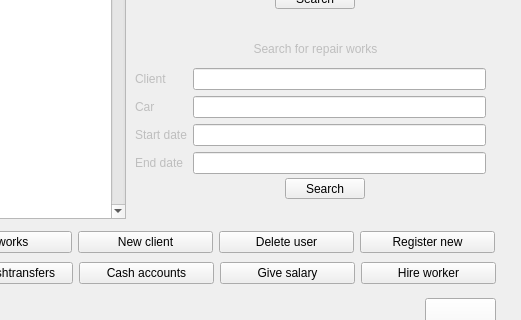
Before: the Qt Designer form CarServiceApp/mainwindow.ui in Ignat36/DB2022, drawn with Qt 5; both pictures show x 504 to 1025 and y 341 to 661 of the 1025 by 753 pixel window.
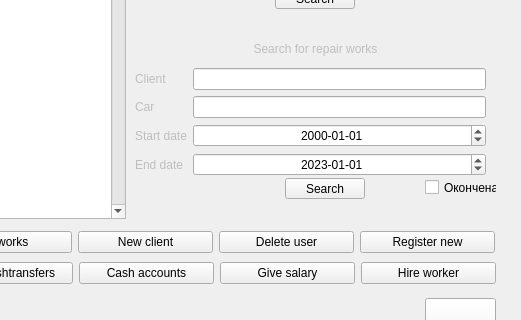
After: the same form once the commit is applied.

Diff of the .ui file:
```diff
--- a/CarServiceApp/mainwindow.ui
+++ b/CarServiceApp/mainwindow.ui
@@ -488,10 +488,34 @@
         </widget>
        </item>
        <item row="2" column="1">
-        <widget class="QLineEdit" name="serach_start_date_line_edit"/>
+        <widget class="QDateEdit" name="search_repair_begin_date_dateEdit">
+         <property name="alignment">
+          <set>Qt::AlignCenter</set>
+         </property>
+         <property name="displayFormat">
+          <string>yyyy-MM-dd</string>
+         </property>
+        </widget>
        </item>
        <item row="3" column="1">
-        <widget class="QLineEdit" name="search_end_date_line_edit"/>
+        <widget class="QDateEdit" name="search_repair_end_date_dateEdit">
+         <property name="alignment">
+          <set>Qt::AlignCenter</set>
+         </property>
+         <property name="dateTime">
+          <datetime>
+           <hour>0</hour>
+           <minute>0</minute>
+           <second>0</second>
+           <year>2023</year>
+           <month>1</month>
+           <day>1</day>
+          </datetime>
+         </property>
+         <property name="displayFormat">
+          <string>yyyy-MM-dd</string>
+         </property>
+        </widget>
        </item>
       </layout>
      </widget>
@@ -614,6 +638,19 @@
        <string>Выход</string>
       </property>
      </widget>
+     <widget class="QCheckBox" name="search_is_ended_checkBox">
+      <property name="geometry">
+       <rect>
+        <x>920</x>
+        <y>510</y>
+        <width>72</width>
+        <height>19</height>
+       </rect>
+      </property>
+      <property name="text">
+       <string>Окончена</string>
+      </property>
+     </widget>
     </widget>
     <widget class="QWidget" name="page_register"/>
    </widget>
```
